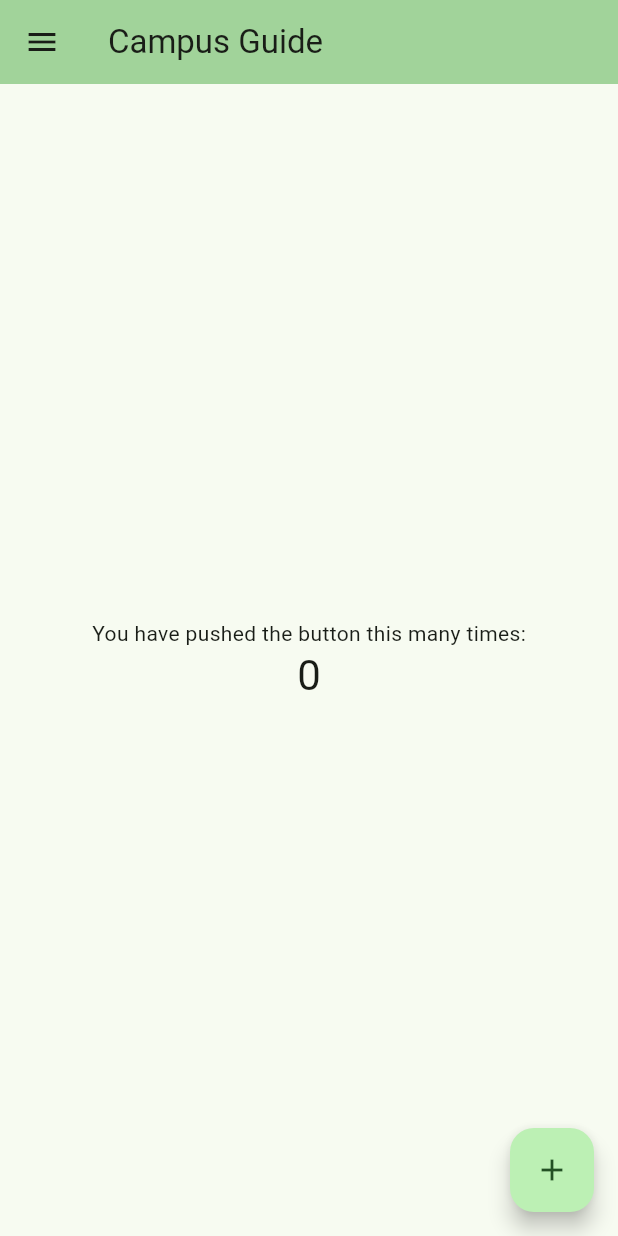
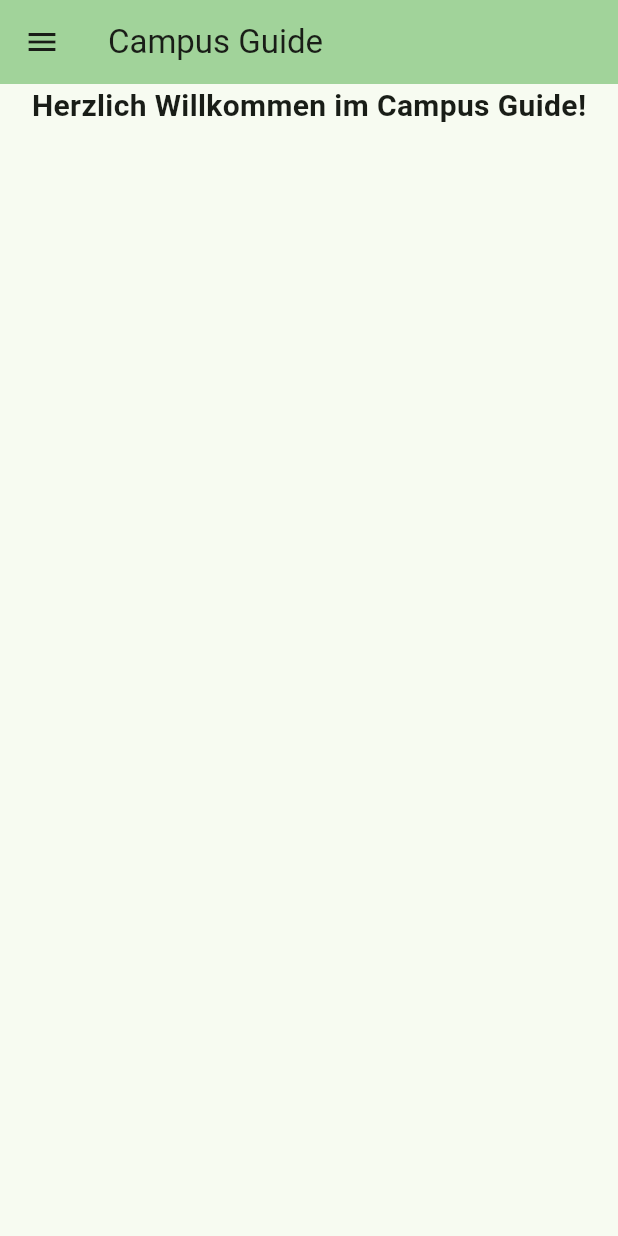
Before and after one commit to Feeelix92/campus_guide_gui, a Flutter app: the screen it shows after launch, on a phone screen of 412 x 824 dp. Run offline on Flutter 3.47's test engine with Material 2 defaults, Android fonts, the light colour scheme and no system bars.

Commit message:
removed counter and button

```diff
--- a/lib/main.dart
+++ b/lib/main.dart
@@ -13,21 +13,6 @@ class MyApp extends StatelessWidget {
     return MaterialApp(
       title: 'Campus Guide',
       theme: ThemeData(
-        // This is the theme of your application.
-        //
-        // TRY THIS: Try running your application with "flutter run". You'll see
-        // the application has a blue toolbar. Then, without quitting the app,
-        // try changing the seedColor in the colorScheme below to Colors.green
-        // and then invoke "hot reload" (save your changes or press the "hot
-        // reload" button in a Flutter-supported IDE, or press "r" if you used
-        // the command line to start the app).
-        //
-        // Notice that the counter didn't reset back to zero; the application
-        // state is not lost during the reload. To reset the state, use hot
-        // restart instead.
-        //
-        // This works for code too, not just values: Most code changes can be
-        // tested with just a hot reload.
         colorScheme: ColorScheme.fromSeed(seedColor: Colors.green),
         useMaterial3: true,
       ),
@@ -38,16 +23,6 @@ class MyApp extends StatelessWidget {
 
 class MyHomePage extends StatefulWidget {
   const MyHomePage({super.key, required this.title});
-
-  // This widget is the home page of your application. It is stateful, meaning
-  // that it has a State object (defined below) that contains fields that affect
-  // how it looks.
-
-  // This class is the configuration for the state. It holds the values (in this
-  // case the title) provided by the parent (in this case the App widget) and
-  // used by the build method of the State. Fields in a Widget subclass are
-  // always marked "final".
-
   final String title;
 
   @override
@@ -55,27 +30,9 @@ class MyHomePage extends StatefulWidget {
 }
 
 class _MyHomePageState extends State<MyHomePage> {
-  int _counter = 0;
-
-  void _incrementCounter() {
-    setState(() {
-      // This call to setState tells the Flutter framework that something has
-      // changed in this State, which causes it to rerun the build method below
-      // so that the display can reflect the updated values. If we changed
-      // _counter without calling setState(), then the build method would not be
-      // called again, and so nothing would appear to happen.
-      _counter++;
-    });
-  }
 
   @override
   Widget build(BuildContext context) {
-    // This method is rerun every time setState is called, for instance as done
-    // by the _incrementCounter method above.
-    //
-    // The Flutter framework has been optimized to make rerunning build methods
-    // fast, so that you can just rebuild anything that needs updating rather
-    // than having to individually change instances of widgets.
     return Scaffold(
       appBar: AppBar(
         // TRY THIS: Try changing the color here to a specific color (to
@@ -130,9 +87,7 @@ class _MyHomePageState extends State<MyHomePage> {
           ],
         ),
       ),
-      body: Center(
-        // Center is a layout widget. It takes a single child and positions it
-        // in the middle of the parent.
+      body: const Center(
         child: Column(
           // Column is also a layout widget. It takes a list of children and
           // arranges them vertically. By default, it sizes itself to fit its
@@ -147,23 +102,17 @@ class _MyHomePageState extends State<MyHomePage> {
           // TRY THIS: Invoke "debug painting" (choose the "Toggle Debug Paint"
           // action in the IDE, or press "p" in the console), to see the
           // wireframe for each widget.
-          mainAxisAlignment: MainAxisAlignment.center,
           children: <Widget>[
-            const Text(
-              'You have pushed the button this many times:',
-            ),
             Text(
-              '$_counter',
-              style: Theme.of(context).textTheme.headlineMedium,
+              'Herzlich Willkommen im Campus Guide!',
+              style: TextStyle(
+                fontSize: 20,
+                fontWeight: FontWeight.bold,
+              ),
             ),
           ],
         ),
       ),
-      floatingActionButton: FloatingActionButton(
-        onPressed: _incrementCounter,
-        tooltip: 'Increment',
-        child: const Icon(Icons.add),
-      ),
     );
   }
 }
```
